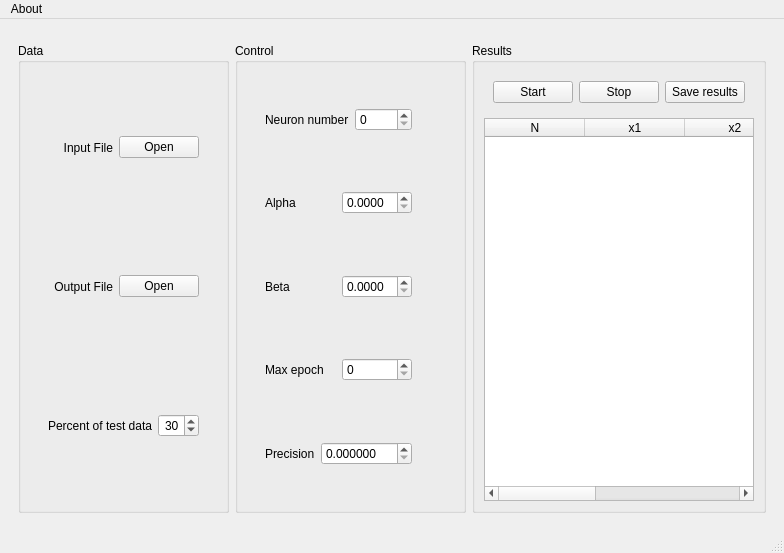
This is mainwindow.ui in AlexLeSang/ECOHT-ANN as Qt 5 draws it before an edit. The edited form follows.
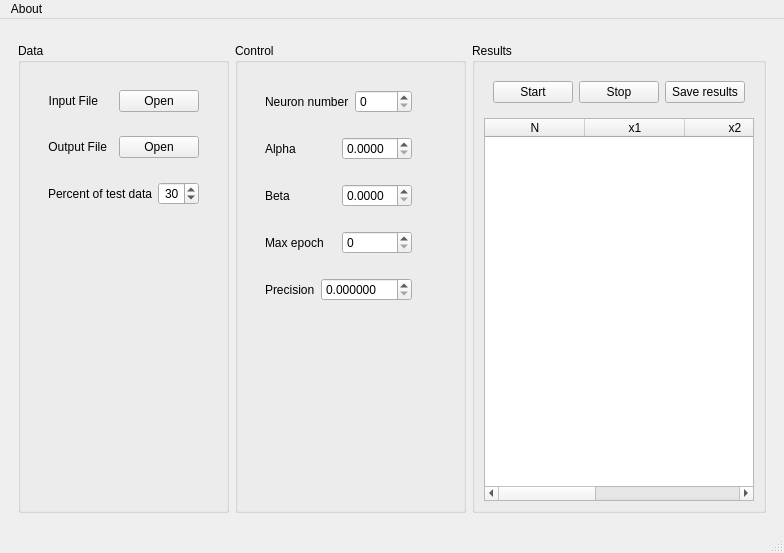
This is the edited form. Custom widgets are drawn as their Qt base class.

Patch:
```diff
--- a/mainwindow.ui
+++ b/mainwindow.ui
@@ -6,7 +6,7 @@
    <rect>
     <x>0</x>
     <y>0</y>
-    <width>665</width>
+    <width>742</width>
     <height>553</height>
    </rect>
   </property>
@@ -65,6 +65,19 @@
                   </property>
                  </widget>
                 </item>
+                <item>
+                 <spacer name="horizontalSpacer_2">
+                  <property name="orientation">
+                   <enum>Qt::Horizontal</enum>
+                  </property>
+                  <property name="sizeHint" stdset="0">
+                   <size>
+                    <width>40</width>
+                    <height>20</height>
+                   </size>
+                  </property>
+                 </spacer>
+                </item>
                 <item>
                  <widget class="QPushButton" name="inputOpenButton">
                   <property name="toolTip">
@@ -94,6 +107,19 @@
                   </property>
                  </widget>
                 </item>
+                <item>
+                 <spacer name="horizontalSpacer_3">
+                  <property name="orientation">
+                   <enum>Qt::Horizontal</enum>
+                  </property>
+                  <property name="sizeHint" stdset="0">
+                   <size>
+                    <width>40</width>
+                    <height>20</height>
+                   </size>
+                  </property>
+                 </spacer>
+                </item>
                 <item>
                  <widget class="QPushButton" name="outputOpenButton">
                   <property name="toolTip">
@@ -123,6 +149,19 @@
                   </property>
                  </widget>
                 </item>
+                <item>
+                 <spacer name="horizontalSpacer_4">
+                  <property name="orientation">
+                   <enum>Qt::Horizontal</enum>
+                  </property>
+                  <property name="sizeHint" stdset="0">
+                   <size>
+                    <width>40</width>
+                    <height>20</height>
+                   </size>
+                  </property>
+                 </spacer>
+                </item>
                 <item>
                  <widget class="QSpinBox" name="testDataPercent">
                   <property name="acceptDrops">
@@ -142,6 +181,19 @@
                </layout>
               </widget>
              </item>
+             <item>
+              <spacer name="verticalSpacer">
+               <property name="orientation">
+                <enum>Qt::Vertical</enum>
+               </property>
+               <property name="sizeHint" stdset="0">
+                <size>
+                 <width>20</width>
+                 <height>40</height>
+                </size>
+               </property>
+              </spacer>
+             </item>
             </layout>
            </widget>
           </item>
@@ -265,6 +317,9 @@
                   <property name="toolTip">
                    <string>Maximim number of epochs</string>
                   </property>
+                  <property name="maximum">
+                   <number>1000000</number>
+                  </property>
                  </widget>
                 </item>
                </layout>
@@ -283,6 +338,19 @@
                   </property>
                  </widget>
                 </item>
+                <item>
+                 <spacer name="horizontalSpacer_5">
+                  <property name="orientation">
+                   <enum>Qt::Horizontal</enum>
+                  </property>
+                  <property name="sizeHint" stdset="0">
+                   <size>
+                    <width>40</width>
+                    <height>20</height>
+                   </size>
+                  </property>
+                 </spacer>
+                </item>
                 <item>
                  <widget class="QDoubleSpinBox" name="precision">
                   <property name="toolTip">
@@ -302,6 +370,19 @@
                </layout>
               </widget>
              </item>
+             <item>
+              <spacer name="verticalSpacer_2">
+               <property name="orientation">
+                <enum>Qt::Vertical</enum>
+               </property>
+               <property name="sizeHint" stdset="0">
+                <size>
+                 <width>20</width>
+                 <height>40</height>
+                </size>
+               </property>
+              </spacer>
+             </item>
             </layout>
            </widget>
           </item>
```
Left out of the diff: 15 changed lines with no effect on the pictures.
